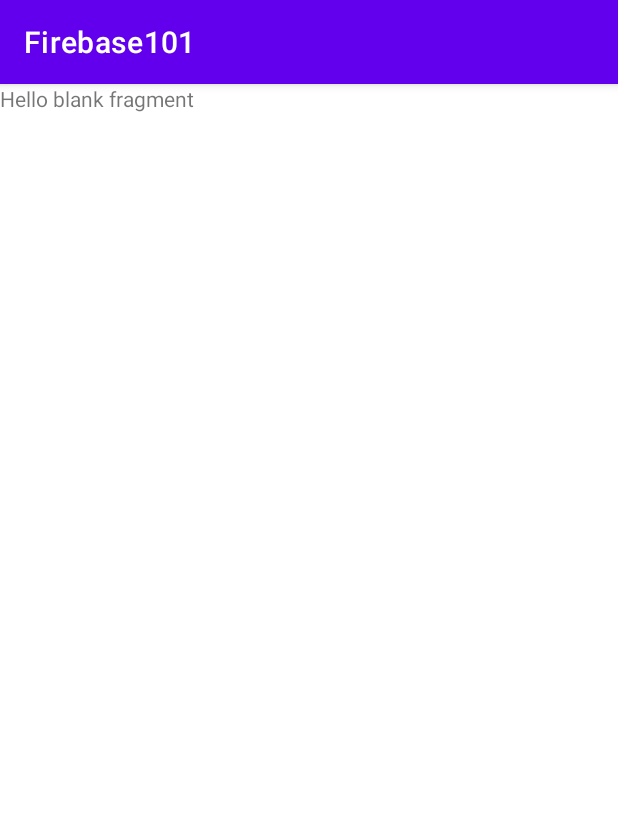
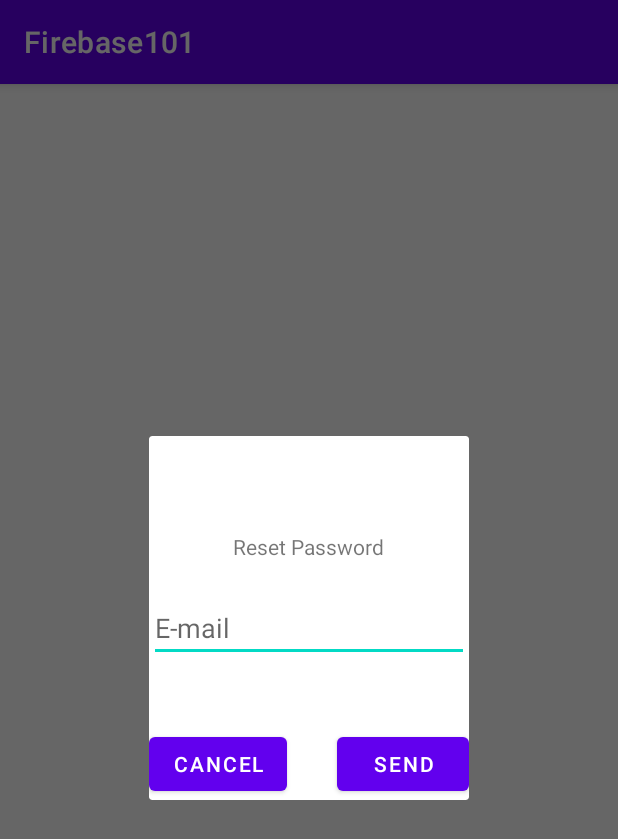
Before and after one commit to Mbesmek/Firebase-Android, an Android app: the fragment ForgetPasswordDialogFragment shown on its own in the app's theme, on a phone screen of 412 x 824 dp. Shown: the top 839 px of the screen. Run offline under Robolectric (Android 15) with nearby library versions, the phone set to English and light mode, and no system bars; our stand-ins replace Firebase (no records; nobody signed in at launch, a user with empty details on screens opened directly).

Commit message:
added forget password

```diff
--- a/app/src/main/java/com/example/firebase101/ForgetPasswordDialogFragment.kt
+++ b/app/src/main/java/com/example/firebase101/ForgetPasswordDialogFragment.kt
@@ -1,57 +1,49 @@
 package com.example.firebase101
 
 import android.os.Bundle
-import androidx.fragment.app.Fragment
 import android.view.LayoutInflater
 import android.view.View
 import android.view.ViewGroup
+import android.widget.Button
+import android.widget.EditText
+import android.widget.Toast
+import androidx.fragment.app.DialogFragment
+import androidx.fragment.app.FragmentActivity
+import com.google.firebase.auth.FirebaseAuth
 
-// TODO: Rename parameter arguments, choose names that match
-// the fragment initialization parameters, e.g. ARG_ITEM_NUMBER
-private const val ARG_PARAM1 = "param1"
-private const val ARG_PARAM2 = "param2"
+class ForgetPasswordDialogFragment : DialogFragment() {
 
-/**
- * A simple [Fragment] subclass.
- * Use the [ForgetPasswordDialogFragment.newInstance] factory method to
- * create an instance of this fragment.
- */
-class ForgetPasswordDialogFragment : Fragment() {
-    // TODO: Rename and change types of parameters
-    private var param1: String? = null
-    private var param2: String? = null
+    lateinit var emailEditText: EditText
 
-    override fun onCreate(savedInstanceState: Bundle?) {
-        super.onCreate(savedInstanceState)
-        arguments?.let {
-            param1 = it.getString(ARG_PARAM1)
-            param2 = it.getString(ARG_PARAM2)
-        }
-    }
+    lateinit var mcontext: FragmentActivity
+
 
     override fun onCreateView(inflater: LayoutInflater, container: ViewGroup?,
                               savedInstanceState: Bundle?): View? {
-        // Inflate the layout for this fragment
-        return inflater.inflate(R.layout.fragment_forget_password_dialog, container, false)
+        val view = inflater.inflate(R.layout.fragment_forget_password_dialog, container, false)
+        val btnCancel=view.findViewById<Button>(R.id.btnCancelForgetPsw)
+        val  btnSend=view.findViewById<Button>(R.id.btnSendForgetPsw)
+
+        emailEditText=view.findViewById(R.id.edtForgetPasswordMail)
+        mcontext=requireActivity()
+
+        btnCancel.setOnClickListener {
+            dismiss()
+        }
+        btnSend.setOnClickListener {
+                FirebaseAuth.getInstance().sendPasswordResetEmail(emailEditText.text.toString())
+                    .addOnCompleteListener { task ->
+                        if (task.isSuccessful){
+                            Toast.makeText(mcontext,"Password Reset Mail was Sent",Toast.LENGTH_SHORT).show()
+                            dismiss()
+                        }else{
+                            Toast.makeText(mcontext,"Check email! "+" "+task.exception,Toast.LENGTH_SHORT).show()
+                            dismiss()
+                        }
+                    }
+        }
+        return view
     }
 
-    companion object {
-        /**
-         * Use this factory method to create a new instance of
-         * this fragment using the provided parameters.
-         *
-         * @param param1 Parameter 1.
-         * @param param2 Parameter 2.
-         * @return A new instance of fragment ForgetPasswordDialogFragment.
-         */
-        // TODO: Rename and change types and number of parameters
-        @JvmStatic
-        fun newInstance(param1: String, param2: String) =
-                ForgetPasswordDialogFragment().apply {
-                    arguments = Bundle().apply {
-                        putString(ARG_PARAM1, param1)
-                        putString(ARG_PARAM2, param2)
-                    }
-                }
-    }
+
 }
--- a/app/src/main/java/com/example/firebase101/LoginActivity.kt
+++ b/app/src/main/java/com/example/firebase101/LoginActivity.kt
@@ -22,8 +22,10 @@ class LoginActivity : AppCompatActivity() {
         super.onCreate(savedInstanceState)
         setContentView(R.layout.activity_login)
         initAuthStateListener()
-
+        //Fragments Buttons
         val txtResendMail =findViewById<TextView>(R.id.txtResendMail)
+        val txtForgetPassword=findViewById<TextView>(R.id.txtForgetPswd)
+        //Activity Buttons
         val txtSignUp = findViewById<TextView>(R.id.txtLoginSignUp)
         val btnLogin = findViewById<Button>(R.id.btnLogin)
         val email = findViewById<TextView>(R.id.edtLoginMail)
@@ -37,6 +39,11 @@ class LoginActivity : AppCompatActivity() {
 
         txtResendMail.setOnClickListener {
             var showDialog=ResendMailFragment()
+            showDialog.show(supportFragmentManager,"showDialog")
+        }
+
+        txtForgetPassword.setOnClickListener {
+            var showDialog= ForgetPasswordDialogFragment()
             showDialog.show(supportFragmentManager,"showDialog")
         }
 
--- a/app/src/main/res/layout/activity_login.xml
+++ b/app/src/main/res/layout/activity_login.xml
@@ -91,7 +91,7 @@
         android:id="@+id/txtForgetPswd"
         android:layout_width="wrap_content"
         android:layout_height="wrap_content"
-        android:layout_marginTop="64dp"
+        android:layout_marginTop="72dp"
         android:text="Forget Password"
         app:layout_constraintEnd_toEndOf="parent"
         app:layout_constraintStart_toStartOf="parent"
--- a/app/src/main/res/layout/fragment_forget_password_dialog.xml
+++ b/app/src/main/res/layout/fragment_forget_password_dialog.xml
@@ -1,14 +1,49 @@
 <?xml version="1.0" encoding="utf-8"?>
-<FrameLayout xmlns:android="http://schemas.android.com/apk/res/android"
+<androidx.constraintlayout.widget.ConstraintLayout xmlns:android="http://schemas.android.com/apk/res/android"
+    xmlns:app="http://schemas.android.com/apk/res-auto"
     xmlns:tools="http://schemas.android.com/tools"
     android:layout_width="match_parent"
     android:layout_height="match_parent"
     tools:context=".ForgetPasswordDialogFragment">
 
-    <!-- TODO: Update blank fragment layout -->
+
     <TextView
-        android:layout_width="match_parent"
-        android:layout_height="match_parent"
-        android:text="@string/hello_blank_fragment" />
+        android:id="@+id/txtResetPassword"
+        android:layout_width="wrap_content"
+        android:layout_height="wrap_content"
+        android:layout_marginTop="64dp"
+        android:text="Reset Password"
+        app:layout_constraintEnd_toEndOf="parent"
+        app:layout_constraintHorizontal_bias="0.498"
+        app:layout_constraintStart_toStartOf="parent"
+        app:layout_constraintTop_toTopOf="parent" />
 
-</FrameLayout>
+    <EditText
+        android:id="@+id/edtForgetPasswordMail"
+        android:layout_width="wrap_content"
+        android:layout_height="wrap_content"
+        android:layout_marginTop="22dp"
+        android:ems="10"
+        android:hint="E-mail"
+        android:inputType="textEmailAddress"
+        app:layout_constraintEnd_toEndOf="parent"
+        app:layout_constraintStart_toStartOf="parent"
+        app:layout_constraintTop_toBottomOf="@+id/txtResetPassword" />
+
+    <Button
+        android:id="@+id/btnCancelForgetPsw"
+        android:layout_width="wrap_content"
+        android:layout_height="wrap_content"
+        android:text="Cancel"
+        app:layout_constraintBaseline_toBaselineOf="@+id/btnSendForgetPsw"
+        app:layout_constraintStart_toStartOf="@+id/edtForgetPasswordMail" />
+
+    <Button
+        android:id="@+id/btnSendForgetPsw"
+        android:layout_width="wrap_content"
+        android:layout_height="wrap_content"
+        android:layout_marginTop="44dp"
+        android:text="Send"
+        app:layout_constraintEnd_toEndOf="@+id/edtForgetPasswordMail"
+        app:layout_constraintTop_toBottomOf="@+id/edtForgetPasswordMail" />
+</androidx.constraintlayout.widget.ConstraintLayout>
```
